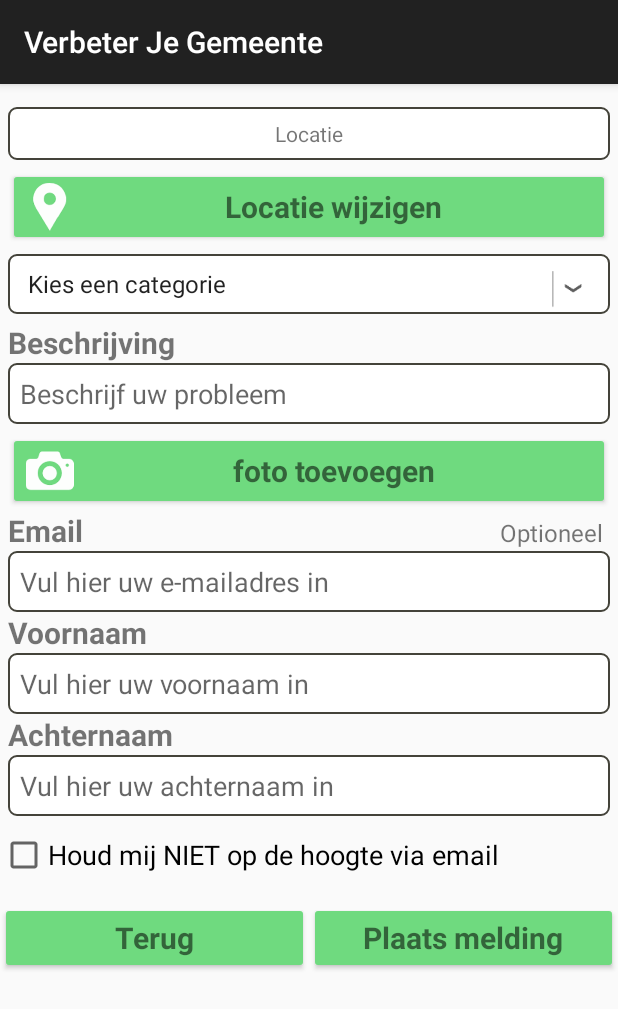
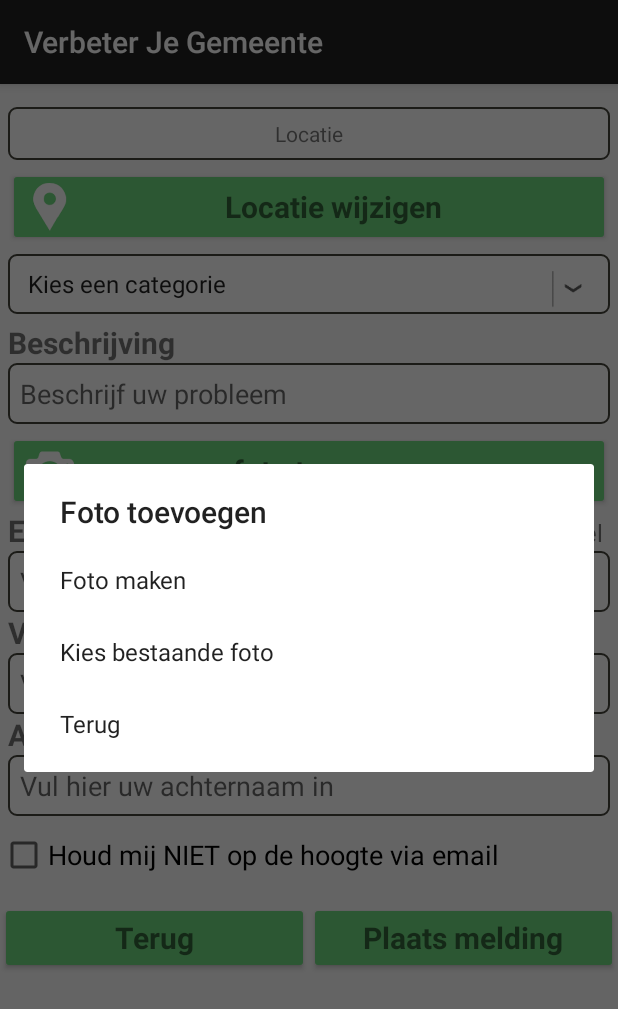
Before and after one commit to Twanvm92/IssueReportingApp, an Android app: the MeldingActivity screen opened directly, with no data from a screen before it, after a tap on "foto toevoegen", on a phone screen of 412 x 824 dp. Shown: the top 1009 px of the screen. Run offline under Robolectric (Android 15) with nearby library versions, the phone set to English and light mode, and no system bars; pictures from the network do not load.

Commit message:
keuze menu foto maken/foto kiezen

```diff
--- a/app/src/main/java/com/example/justin/verbeterjegemeente/MeldingActivity.java
+++ b/app/src/main/java/com/example/justin/verbeterjegemeente/MeldingActivity.java
@@ -4,12 +4,15 @@ import android.Manifest;
 import android.app.Activity;
 import android.app.Dialog;
 import android.content.Context;
+import android.content.DialogInterface;
 import android.content.Intent;
 import android.content.pm.PackageManager;
+import android.content.pm.ResolveInfo;
 import android.database.Cursor;
 import android.graphics.Bitmap;
 import android.net.Uri;
 import android.os.Bundle;
+import android.os.Parcelable;
 import android.provider.MediaStore;
 import android.support.v4.app.ActivityCompat;
 import android.support.v4.content.ContextCompat;
@@ -32,6 +35,9 @@ import com.example.justin.verbeterjegemeente.domain.Melding;
 import java.io.ByteArrayOutputStream;
 import java.io.File;
 import java.util.ArrayList;
+import java.util.List;
+
+import static android.R.id.list;
 
 public class MeldingActivity extends AppCompatActivity {
 
@@ -50,6 +56,8 @@ public class MeldingActivity extends AppCompatActivity {
     private static final int FOTO_MAKEN = 1;
     private static final int FOTO_KIEZEN = 2;
     private Uri selectedImage;
+
+    private android.app.AlertDialog.Builder builder;
 
 
 
@@ -102,6 +110,8 @@ public class MeldingActivity extends AppCompatActivity {
             fotoButton.setText("foto toevoegen");
         }
 
+        builder = new android.app.AlertDialog.Builder(this);
+
         fotoButton.setOnClickListener(new View.OnClickListener() {
 
 
@@ -109,21 +119,25 @@ public class MeldingActivity extends AppCompatActivity {
             @Override
 
             public void onClick(View v) {
+                final CharSequence[] items = {"Foto maken", "Kies bestaande foto", "Terug"};
+                builder.setTitle("Foto toevoegen");
+                builder.setItems(items, new DialogInterface.OnClickListener() {
+                    @Override
+                    public void onClick(DialogInterface dialog, int item) {
 
-                ArrayList<String> fotoArray = new ArrayList<String>();
-                fotoArray.add("take picture");
-                fotoArray.add("chose picture");
-
-                if (ContextCompat.checkSelfPermission(getApplicationContext(), Manifest.permission.CAMERA) == PackageManager.PERMISSION_GRANTED && ContextCompat.checkSelfPermission(getApplicationContext(), Manifest.permission.WRITE_EXTERNAL_STORAGE) == PackageManager.PERMISSION_GRANTED) {
-//                    foto maken
-                    Intent makePhoto = new Intent(MediaStore.ACTION_IMAGE_CAPTURE);
-                    startActivityForResult(makePhoto, FOTO_MAKEN);
-
-//                    Foto uit storage kiezen
-//                    Intent pickPhoto = new Intent(Intent.ACTION_PICK,
-//                    android.provider.MediaStore.Images.Media.EXTERNAL_CONTENT_URI);
-//                    startActivityForResult(pickPhoto, FOTO_KIEZEN);
-                }
+                        if (items[item].equals("Foto maken")) {
+                            Intent makePhoto = new Intent(MediaStore.ACTION_IMAGE_CAPTURE);
+                            startActivityForResult(makePhoto, FOTO_MAKEN);
+                        } else if (items[item].equals("Kies bestaande foto")) {
+                            Intent pickPhoto = new Intent(Intent.ACTION_PICK,
+                                    android.provider.MediaStore.Images.Media.EXTERNAL_CONTENT_URI);
+                            startActivityForResult(pickPhoto, FOTO_KIEZEN);
+                        } else if (items[item].equals("Terug")) {
+                            dialog.dismiss();
+                        }
+                    }
+                });
+                builder.show();
                }
 
             }
@@ -293,8 +307,7 @@ public class MeldingActivity extends AppCompatActivity {
                     image_path = getRealPathFromURI(selectedImage);
 
                     fotoButton.setText(image_path);
-
-//                  imageview.setImageURI(fileUri);
+//                  imageview.setImageURI(selectedImage);
                 }
                 break;
         }
@@ -322,5 +335,4 @@ public class MeldingActivity extends AppCompatActivity {
             return uri.getPath();
         }
     }
-
 }
--- a/app/src/main/java/com/example/justin/verbeterjegemeente/SplashScreen.java
+++ b/app/src/main/java/com/example/justin/verbeterjegemeente/SplashScreen.java
@@ -20,7 +20,7 @@ public class SplashScreen extends AppCompatActivity {
         TimerTask task = new TimerTask() {
             @Override
             public void run() {
-                Intent mainIntent=new Intent().setClass(SplashScreen.this,MainActivity.class);
+                Intent mainIntent=new Intent().setClass(SplashScreen.this,MeldingActivity.class);
                 startActivity(mainIntent);
                 finish();
             }
```
